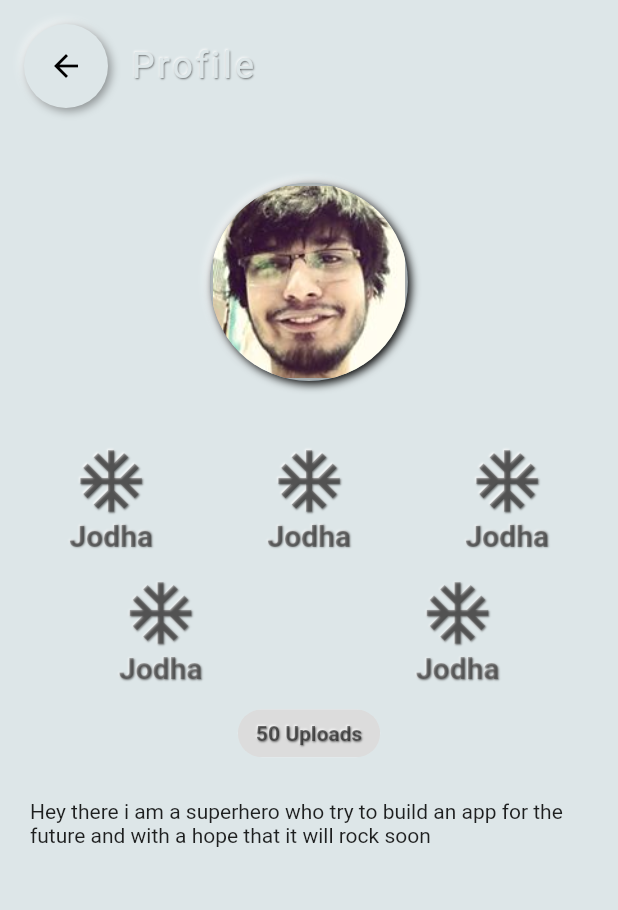
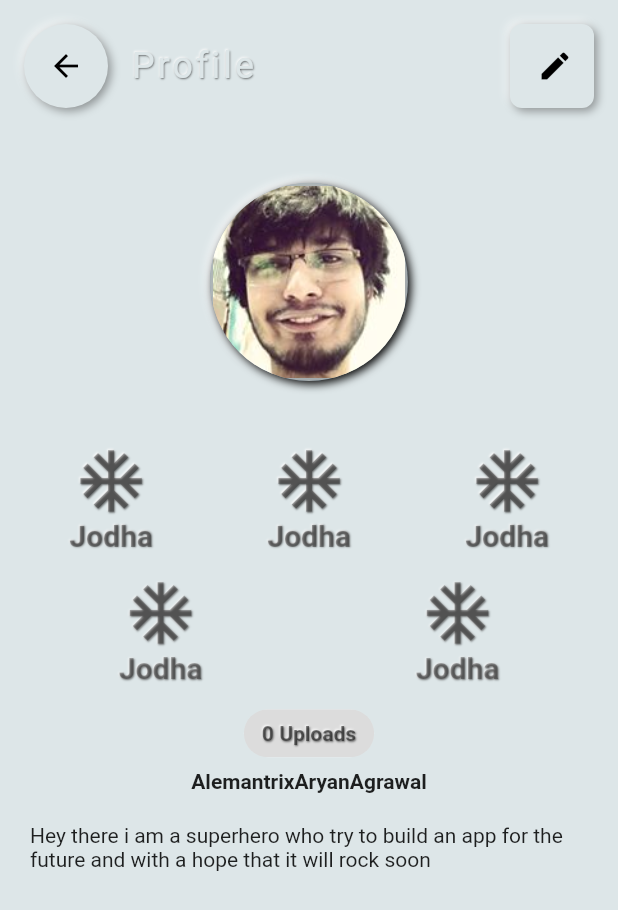
Before and after one commit to AryanKuAg/never_again, a Flutter app: the ProfileScreen screen opened directly, on a phone screen of 412 x 824 dp. Shown: the top 910 px of the screen. Run offline on Flutter 3.47's test engine with Material 2 defaults, Android fonts, the phone set to English and light mode, and no system bars; drawn by our look-alikes of avatar_glow, flutter_neumorphic; our stand-ins replace fl_chart, google_nav_bar.

Commit message:
done something more.

```diff
--- a/lib/screens/chatScreen.dart
+++ b/lib/screens/chatScreen.dart
@@ -1,5 +1,6 @@
 import 'package:flutter/material.dart';
 import 'package:flutter_neumorphic/flutter_neumorphic.dart';
+import 'package:never_again/screens/chatStoreScreen.dart';
 import 'package:never_again/widgets/myDrawer.dart';
 import 'package:never_again/widgets/neumorphicAppBar.dart';
 
@@ -19,7 +20,10 @@ class _ChatScreenState extends State<ChatScreen> {
           myWidgetList: [
             NeumorphicButton(
               child: Icon(Icons.add_shopping_cart_rounded),
-              onPressed: () {},
+              onPressed: () {
+                Navigator.of(context).push(
+                    MaterialPageRoute(builder: (ctx) => ChatStoreScreen()));
+              },
             )
           ]),
       body: Column(
--- a/lib/screens/profileScreen.dart
+++ b/lib/screens/profileScreen.dart
@@ -1,20 +1,28 @@
 import 'package:avatar_glow/avatar_glow.dart';
 import 'package:flutter/material.dart';
 import 'package:flutter_neumorphic/flutter_neumorphic.dart';
+import 'package:never_again/provider/reportCardLogic.dart';
 import 'package:never_again/widgets/iconNameFunction.dart';
 import 'package:never_again/widgets/myDrawer.dart';
 import 'package:never_again/widgets/neumorphicAppBar.dart';
+import 'package:provider/provider.dart';
 
 class ProfileScreen extends StatelessWidget {
   @override
   Widget build(BuildContext context) {
     final mediaQuery = MediaQuery.of(context).size;
+    final reportCardLogic = Provider.of<ReportCardLogic>(context);
     return Scaffold(
       drawer: MyDrawer(),
       appBar: CustomNeumorphicAppBar(
-        ctx: context,
-        titleText: 'Profile',
-      ),
+          titleText: 'Profile',
+          ctx: context,
+          myWidgetList: [
+            NeumorphicButton(
+              child: Icon(Icons.edit),
+              onPressed: () {},
+            ),
+          ]),
       body: Container(
         width: double.infinity,
         child: Column(
@@ -80,7 +88,7 @@ class ProfileScreen extends StatelessWidget {
             ),
             Chip(
               label: NeumorphicText(
-                '50 Uploads',
+                '${reportCardLogic.reportCardList.length.toString()} Uploads',
                 textStyle: NeumorphicTextStyle(fontWeight: FontWeight.bold),
                 style: NeumorphicStyle(
                     depth: 1,
@@ -88,6 +96,10 @@ class ProfileScreen extends StatelessWidget {
                     surfaceIntensity: 1,
                     color: Colors.black.withOpacity(0.5)),
               ),
+            ),
+            Text(
+              'AlemantrixAryanAgrawal',
+              style: TextStyle(fontWeight: FontWeight.bold),
             ),
             Padding(
               padding: const EdgeInsets.all(20.0),
```
Also changed, not shown: lib/screens/chatStoreScreen.dart (added, +14 -0 lines), lib/widgets/reportCardWidget.dart (+58 -5 lines).
